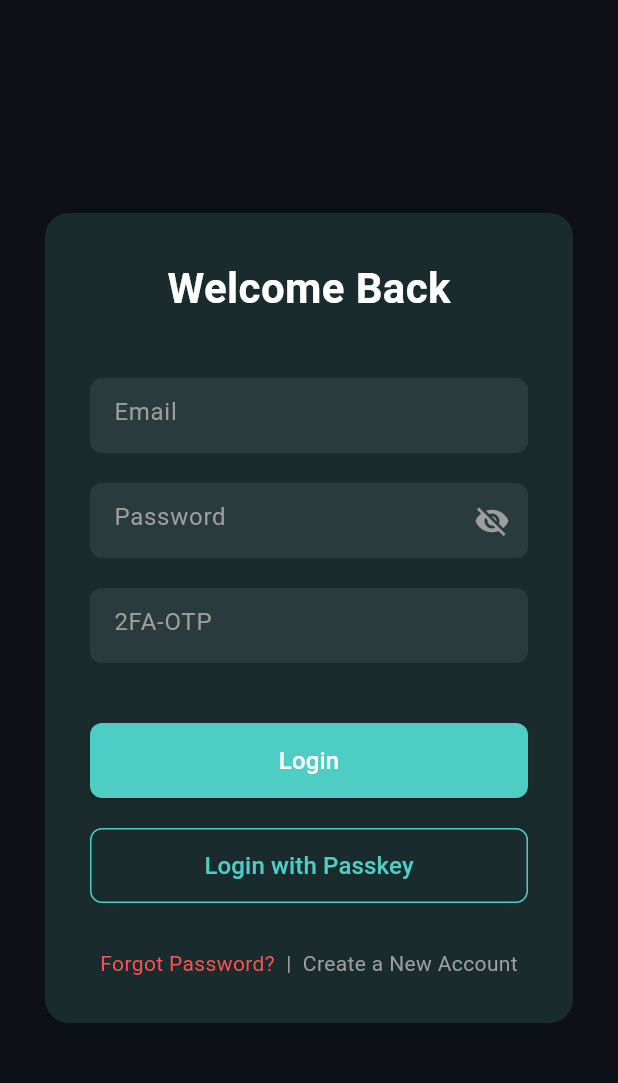
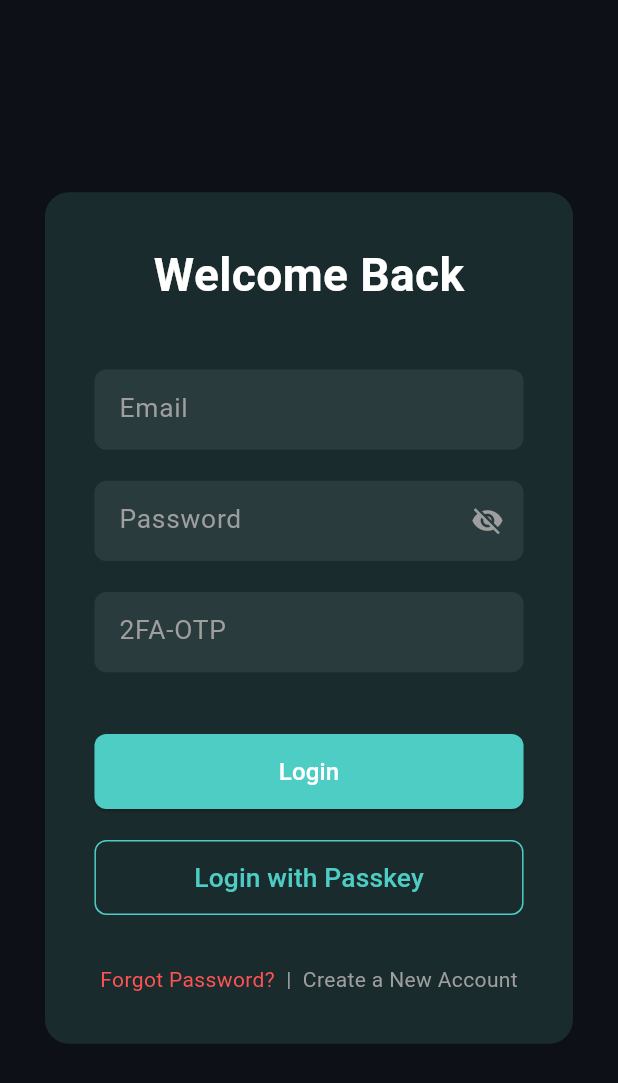
Before and after one commit to arman29-dev/N.I.X-App, a Flutter app: the screen it shows after launch, after a tap on "Login", on a phone screen of 412 x 824 dp. Shown: the top 1083 px of the screen. Run offline on Flutter 3.47's test engine with Material 3 defaults, Android fonts, the phone set to English and light mode, and no system bars; our stand-ins replace device_info_plus; missing offline and left inert: dart_jsonwebtoken, mobile_scanner; accounts and stored records are empty.

Commit message:
➕ responsive UI

```diff
--- a/lib/screens/login_screen.dart
+++ b/lib/screens/login_screen.dart
@@ -6,6 +6,7 @@ import '../widgets/custom_button.dart';
 import '../utils/app_colors.dart';
 import '../utils/token_storage.dart';
 import '../utils/appdata_storage.dart';
+import '../utils/responsive.dart';
 import '../api/login.dart';
 import 'registration_screen.dart';
 import 'qr_scanner_screen.dart';
@@ -91,10 +92,14 @@ class _LoginScreenState extends State<LoginScreen> {
     return Scaffold(
       backgroundColor: AppColors.background,
       body: Center(
+        child: SingleChildScrollView(
           child: Padding(
-          padding: const EdgeInsets.symmetric(horizontal: 30.0),
+            padding: Responsive.padding(context, horizontal: 30, vertical: 20),
             child: Container(
-            padding: const EdgeInsets.all(30.0),
+              constraints: BoxConstraints(
+                maxWidth: Responsive.isDesktop(context) ? 400 : double.infinity,
+              ),
+              padding: EdgeInsets.all(Responsive.width(context) * 0.08),
               decoration: BoxDecoration(
                 color: AppColors.cardBackground,
                 borderRadius: BorderRadius.circular(16),
@@ -102,39 +107,39 @@ class _LoginScreenState extends State<LoginScreen> {
               child: Column(
                 mainAxisSize: MainAxisSize.min,
                 children: [
-                const Text(
+                  Text(
                     'Welcome Back',
                     style: TextStyle(
                       color: Colors.white,
-                    fontSize: 28,
+                      fontSize: Responsive.sp(context, 28),
                       fontWeight: FontWeight.w600,
                     ),
                   ),
-                const SizedBox(height: 40),
+                  SizedBox(height: Responsive.height(context) * 0.05),
                   CustomTextField(
                     hintText: 'Email',
                     keyboardType: TextInputType.emailAddress,
                     controller: _emailController,
                   ),
-                const SizedBox(height: 20),
+                  SizedBox(height: Responsive.height(context) * 0.025),
                   CustomTextField(
                     hintText: 'Password',
                     isPassword: true,
                     controller: _passwordController,
                   ),
-                const SizedBox(height: 20),
+                  SizedBox(height: Responsive.height(context) * 0.025),
                   CustomTextField(
                     hintText: '2FA-OTP',
                     keyboardType: TextInputType.number,
                     controller: _otpController,
                   ),
-                const SizedBox(height: 40),
+                  SizedBox(height: Responsive.height(context) * 0.05),
                   CustomButton(
                     text: _isLoading ? 'Logging in...' : 'Login',
                     onPressed: _isLoading ? () {} : _handleLogin,
                     backgroundColor: AppColors.accent,
                   ),
-                const SizedBox(height: 20),
+                  SizedBox(height: Responsive.height(context) * 0.025),
                   SizedBox(
                     width: double.infinity,
                     height: 50,
@@ -146,30 +151,36 @@ class _LoginScreenState extends State<LoginScreen> {
                           borderRadius: BorderRadius.circular(8),
                         ),
                       ),
-                    child: const Text(
+                      child: Text(
                         'Login with Passkey',
                         style: TextStyle(
                           color: AppColors.accent,
-                        fontSize: 16,
+                          fontSize: Responsive.sp(context, 16),
                           fontWeight: FontWeight.w500,
                         ),
                       ),
                     ),
                   ),
-                const SizedBox(height: 30),
+                  SizedBox(height: Responsive.height(context) * 0.04),
                   Row(
                     mainAxisAlignment: MainAxisAlignment.center,
                     children: [
                       GestureDetector(
                         onTap: () {},
-                      child: const Text(
+                        child: Text(
                           'Forgot Password?',
-                        style: TextStyle(color: Colors.redAccent, fontSize: 14),
+                          style: TextStyle(
+                            color: Colors.redAccent,
+                            fontSize: 14,
                           ),
                         ),
-                    const Text(
+                      ),
+                      Text(
                         '  |  ',
-                      style: TextStyle(color: Colors.grey, fontSize: 14),
+                        style: TextStyle(
+                          color: Colors.grey,
+                          fontSize: 14,
+                        ),
                       ),
                       GestureDetector(
                         onTap: () {
@@ -180,14 +191,19 @@ class _LoginScreenState extends State<LoginScreen> {
                             ),
                           );
                         },
-                      child: const Text(
+                        child: Text(
                           'Create a New Account',
-                        style: TextStyle(color: Colors.grey, fontSize: 14),
+                          textAlign: TextAlign.center,
+                          style: TextStyle(
+                            color: Colors.grey,
+                            fontSize: 14,
+                          ),
                         ),
                       ),
                     ],
                   ),
                 ],
+              ),
             ),
           ),
         ),
--- /dev/null
+++ b/lib/utils/responsive.dart
@@ -0,0 +1,25 @@
+import 'package:flutter/material.dart';
+
+class Responsive {
+  static double width(BuildContext context) => MediaQuery.of(context).size.width;
+  static double height(BuildContext context) => MediaQuery.of(context).size.height;
+
+  static bool isMobile(BuildContext context) => width(context) < 600;
+  static bool isTablet(BuildContext context) => width(context) >= 600 && width(context) < 1024;
+  static bool isDesktop(BuildContext context) => width(context) >= 1024;
+
+  static double sp(BuildContext context, double size) {
+    double scaleFactor = width(context) / 375; // Base width 375 (iPhone)
+    return size * scaleFactor.clamp(0.9, 1.1); // Reduced scaling range
+  }
+
+  static EdgeInsets padding(BuildContext context, {
+    double horizontal = 16,
+    double vertical = 16,
+  }) {
+    return EdgeInsets.symmetric(
+      horizontal: horizontal,
+      vertical: vertical,
+    );
+  }
+}
--- a/lib/widgets/custom_button.dart
+++ b/lib/widgets/custom_button.dart
@@ -32,26 +32,26 @@ class CustomButton extends StatelessWidget {
                 mainAxisSize: MainAxisSize.min,
                 children: [
                   Icon(icon, color: Colors.white, size: 18),
-                  const SizedBox(width: 8),
-                  Flexible(
-                    child: Text(
+                  SizedBox(width: 8),
+                  Text(
                     text,
-                      style: const TextStyle(
+                    style: TextStyle(
                       color: Colors.white,
                       fontSize: 16,
                       fontWeight: FontWeight.w500,
                     ),
-                    ),
+                    overflow: TextOverflow.ellipsis,
                   ),
                 ],
               )
             : Text(
                 text,
-                style: const TextStyle(
+                style: TextStyle(
                   color: Colors.white,
                   fontSize: 16,
                   fontWeight: FontWeight.w500,
                 ),
+                overflow: TextOverflow.ellipsis,
               ),
       ),
     );
@@ -81,7 +81,7 @@ class CustomOutlinedButton extends StatelessWidget {
       child: OutlinedButton(
         style: OutlinedButton.styleFrom(
           shape: RoundedRectangleBorder(
-            borderRadius: BorderRadiusGeometry.circular(10),
+            borderRadius: BorderRadius.circular(10),
           ),
           side: BorderSide(
             width: 2,
@@ -94,26 +94,26 @@ class CustomOutlinedButton extends StatelessWidget {
                 mainAxisSize: MainAxisSize.min,
                 children: [
                   Icon(icon, color: Colors.white, size: 18),
-                  const SizedBox(width: 8),
-                  Flexible(
-                    child: Text(
+                  SizedBox(width: 8),
+                  Text(
                     text,
-                      style: const TextStyle(
+                    style: TextStyle(
                       color: Colors.white,
                       fontSize: 16,
                       fontWeight: FontWeight.w500,
                     ),
-                    ),
+                    overflow: TextOverflow.ellipsis,
                   ),
                 ],
               )
             : Text(
                 text,
-                style: const TextStyle(
+                style: TextStyle(
                   color: Colors.white,
                   fontSize: 16,
                   fontWeight: FontWeight.w500,
                 ),
+                overflow: TextOverflow.ellipsis,
               ),
       ),
     );
--- a/lib/widgets/custom_text_field.dart
+++ b/lib/widgets/custom_text_field.dart
@@ -1,5 +1,6 @@
 import 'package:flutter/material.dart';
 import '../utils/app_colors.dart';
+import '../utils/responsive.dart';
 
 class CustomTextField extends StatefulWidget {
   final String hintText;
@@ -25,7 +26,7 @@ class _CustomTextFieldState extends State<CustomTextField> {
   @override
   Widget build(BuildContext context) {
     return Container(
-      height: 50,
+      height: Responsive.height(context) * 0.065,
       decoration: BoxDecoration(
         color: AppColors.textFieldBackground,
         borderRadius: BorderRadius.circular(8),
@@ -34,20 +35,27 @@ class _CustomTextFieldState extends State<CustomTextField> {
         controller: widget.controller,
         obscureText: widget.isPassword ? _obscureText : false,
         keyboardType: widget.keyboardType,
-        style: const TextStyle(color: Colors.white),
+        style: TextStyle(
+          color: Colors.white,
+          fontSize: Responsive.sp(context, 16),
+        ),
         decoration: InputDecoration(
           hintText: widget.hintText,
-          hintStyle: const TextStyle(
+          hintStyle: TextStyle(
             color: Colors.grey,
-            fontSize: 16,
+            fontSize: Responsive.sp(context, 16),
           ),
           border: InputBorder.none,
-          contentPadding: const EdgeInsets.symmetric(horizontal: 16, vertical: 15),
+          contentPadding: EdgeInsets.symmetric(
+            horizontal: Responsive.width(context) * 0.04,
+            vertical: Responsive.height(context) * 0.018,
+          ),
           suffixIcon: widget.isPassword
               ? IconButton(
                   icon: Icon(
                     _obscureText ? Icons.visibility_off : Icons.visibility,
                     color: Colors.grey,
+                    size: Responsive.sp(context, 20),
                   ),
                   onPressed: () {
                     setState(() {
```
Also changed, not shown: lib/screens/dashboard_screen.dart (+23 -10 lines). Lines whose indentation alone changed are shown as unchanged.
